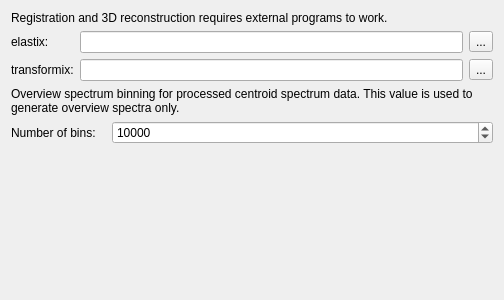
m2aia/m2aia, file Plugins/org.mitk.gui.qt.m2.common/src/internal/m2PreferencePage.ui: the form before one commit.
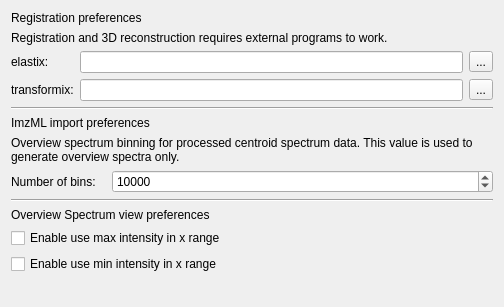
The form after the commit.

Commit message:
update preference browser and spectrum view interaction
Request review #25

```diff
--- a/Plugins/org.mitk.gui.qt.m2.common/src/internal/m2PreferencePage.ui
+++ b/Plugins/org.mitk.gui.qt.m2.common/src/internal/m2PreferencePage.ui
@@ -7,13 +7,20 @@
     <x>0</x>
     <y>0</y>
     <width>504</width>
-    <height>300</height>
+    <height>307</height>
    </rect>
   </property>
   <property name="windowTitle">
    <string>External Programs</string>
   </property>
   <layout class="QVBoxLayout" name="verticalLayout">
+   <item>
+    <widget class="QLabel" name="label_5">
+     <property name="text">
+      <string>Registration preferences</string>
+     </property>
+    </widget>
+   </item>
    <item>
     <widget class="QLabel" name="label">
      <property name="text">
@@ -73,6 +80,20 @@
      </item>
     </layout>
    </item>
+   <item>
+    <widget class="Line" name="line">
+     <property name="orientation">
+      <enum>Qt::Horizontal</enum>
+     </property>
+    </widget>
+   </item>
+   <item>
+    <widget class="QLabel" name="label_4">
+     <property name="text">
+      <string>ImzML import preferences</string>
+     </property>
+    </widget>
+   </item>
    <item>
     <widget class="QLabel" name="label_2">
      <property name="text">
@@ -110,6 +131,34 @@
      </item>
     </layout>
    </item>
+   <item>
+    <widget class="Line" name="line_2">
+     <property name="orientation">
+      <enum>Qt::Horizontal</enum>
+     </property>
+    </widget>
+   </item>
+   <item>
+    <widget class="QLabel" name="label_3">
+     <property name="text">
+      <string>Overview Spectrum view preferences</string>
+     </property>
+    </widget>
+   </item>
+   <item>
+    <widget class="QCheckBox" name="useMaxIntensity">
+     <property name="text">
+      <string>Enable use max intensity in x range</string>
+     </property>
+    </widget>
+   </item>
+   <item>
+    <widget class="QCheckBox" name="useMinIntensity">
+     <property name="text">
+      <string>Enable use min intensity in x range</string>
+     </property>
+    </widget>
+   </item>
    <item>
     <spacer name="verticalSpacer">
      <property name="orientation">
```
The commit also changes 4 other files.
